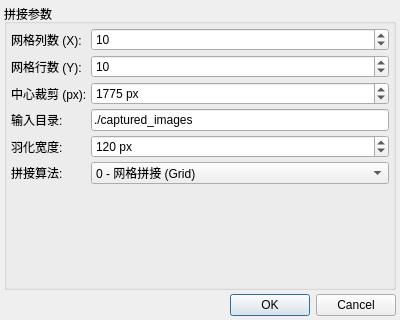
Qt form ui/StitchingSettingsDialog.ui (choushunn/ArmSightStitch) before a commit.
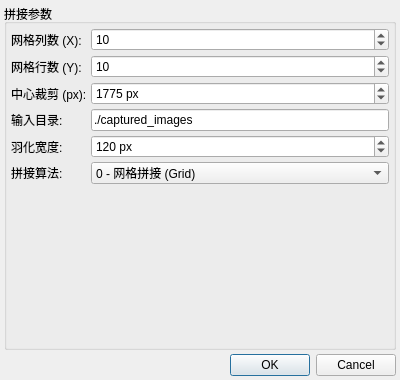
The same form after that commit.

Diff of the .ui file:
```diff
--- a/ui/StitchingSettingsDialog.ui
+++ b/ui/StitchingSettingsDialog.ui
@@ -7,7 +7,7 @@
     <x>0</x>
     <y>0</y>
     <width>400</width>
-    <height>320</height>
+    <height>380</height>
    </rect>
   </property>
   <property name="windowTitle">
```
Left out of the diff: 7 changed lines with no effect on the pictures.
